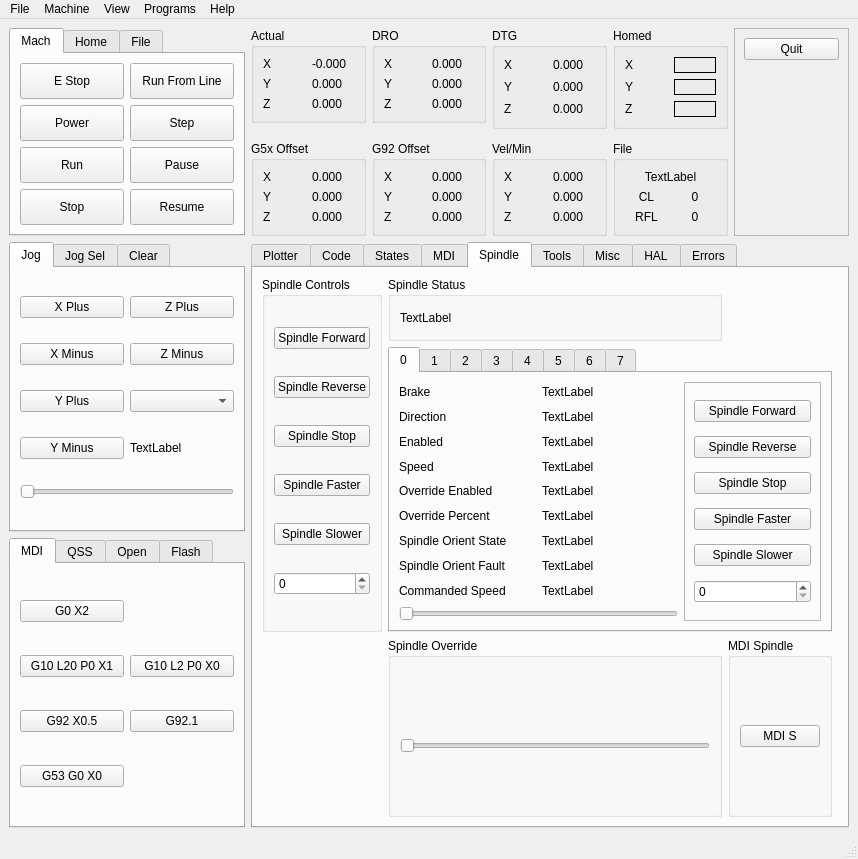
Before: the Qt Designer form examples/testgui/multi-spindle.ui in jethornton/flexgui, drawn with Qt 5.
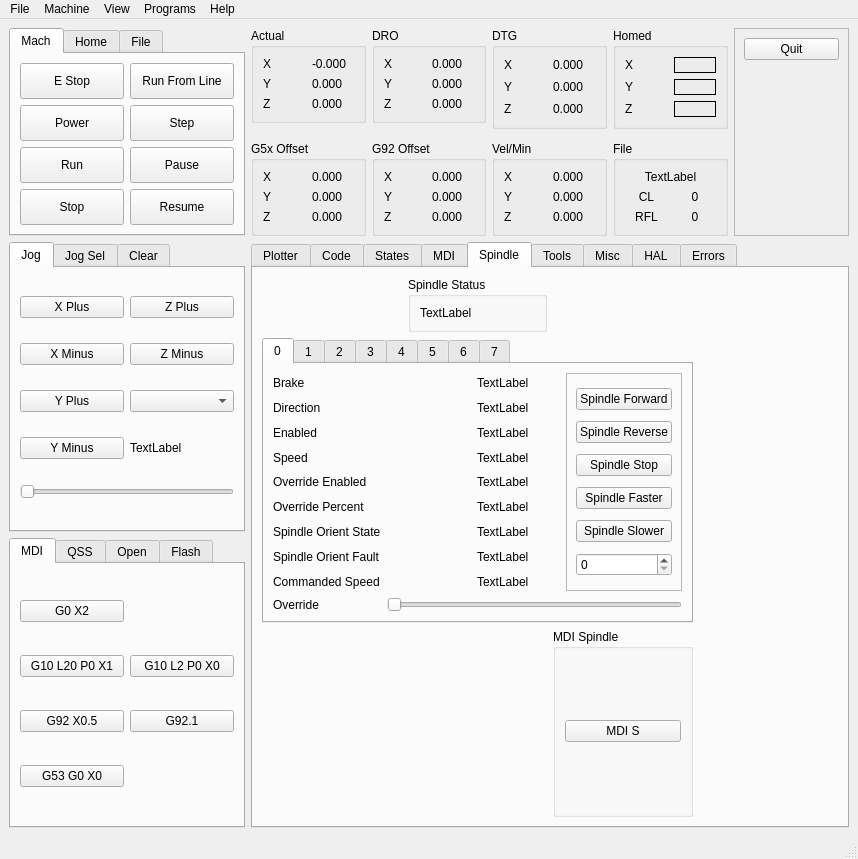
After: the same form once the commit is applied.

The edit to the form file:
```diff
--- a/examples/testgui/multi-spindle.ui
+++ b/examples/testgui/multi-spindle.ui
@@ -853,53 +853,6 @@
           </property>
          </spacer>
         </item>
-        <item row="0" column="0" rowspan="3">
-         <widget class="QGroupBox" name="groupBox_17">
-          <property name="title">
-           <string>Spindle Controls</string>
-          </property>
-          <layout class="QVBoxLayout" name="verticalLayout_8">
-           <item>
-            <widget class="QPushButton" name="spindle_fwd_pb">
-             <property name="text">
-              <string>Spindle Forward</string>
-             </property>
-            </widget>
-           </item>
-           <item>
-            <widget class="QPushButton" name="spindle_rev_pb">
-             <property name="text">
-              <string>Spindle Reverse</string>
-             </property>
-            </widget>
-           </item>
-           <item>
-            <widget class="QPushButton" name="spindle_stop_pb">
-             <property name="text">
-              <string>Spindle Stop</string>
-             </property>
-            </widget>
-           </item>
-           <item>
-            <widget class="QPushButton" name="spindle_plus_pb">
-             <property name="text">
-              <string>Spindle Faster</string>
-             </property>
-            </widget>
-           </item>
-           <item>
-            <widget class="QPushButton" name="spindle_minus_pb">
-             <property name="text">
-              <string>Spindle Slower</string>
-             </property>
-            </widget>
-           </item>
-           <item>
-            <widget class="QSpinBox" name="spindle_speed_sb"/>
-           </item>
-          </layout>
-         </widget>
-        </item>
         <item row="0" column="1">
          <widget class="QGroupBox" name="groupBox_18">
           <property name="title">
@@ -916,35 +869,6 @@
           </layout>
          </widget>
         </item>
-        <item row="3" column="1">
-         <widget class="QGroupBox" name="groupBox_19">
-          <property name="title">
-           <string>Spindle Override</string>
-          </property>
-          <layout class="QGridLayout" name="gridLayout_28">
-           <item row="0" column="0">
-            <spacer name="horizontalSpacer_5">
-             <property name="orientation">
-              <enum>Qt::Horizontal</enum>
-             </property>
-             <property name="sizeHint" stdset="0">
-              <size>
-               <width>40</width>
-               <height>20</height>
-              </size>
-             </property>
-            </spacer>
-           </item>
-           <item row="1" column="0" colspan="2">
-            <widget class="QSlider" name="spindle_override_sl">
-             <property name="orientation">
-              <enum>Qt::Horizontal</enum>
-             </property>
-            </widget>
-           </item>
-          </layout>
-         </widget>
-        </item>
         <item row="0" column="2" colspan="2">
          <spacer name="horizontalSpacer_4">
           <property name="orientation">
@@ -974,7 +898,7 @@
           </layout>
          </widget>
         </item>
-        <item row="1" column="1" rowspan="2" colspan="2">
+        <item row="1" column="0" rowspan="2" colspan="3">
          <widget class="QTabWidget" name="tabWidget_31">
           <property name="currentIndex">
            <number>0</number>
@@ -984,10 +908,80 @@
             <string>0</string>
            </attribute>
            <layout class="QGridLayout" name="gridLayout_34">
-            <item row="6" column="0">
-             <widget class="QLabel" name="label_112">
+            <item row="8" column="2">
+             <widget class="QLabel" name="spindle_cmd_speed_0_lb">
               <property name="text">
-               <string>Spindle Orient State</string>
+               <string>TextLabel</string>
+              </property>
+             </widget>
+            </item>
+            <item row="0" column="2">
+             <widget class="QLabel" name="spindle_brake_0_lb">
+              <property name="text">
+               <string>TextLabel</string>
+              </property>
+             </widget>
+            </item>
+            <item row="1" column="2">
+             <widget class="QLabel" name="spindle_direction_0_lb">
+              <property name="text">
+               <string>TextLabel</string>
+              </property>
+             </widget>
+            </item>
+            <item row="4" column="2">
+             <widget class="QLabel" name="spindle_override_enabled_0_lb">
+              <property name="text">
+               <string>TextLabel</string>
+              </property>
+             </widget>
+            </item>
+            <item row="5" column="2">
+             <widget class="QLabel" name="spindle_override_0_lb">
+              <property name="text">
+               <string>TextLabel</string>
+              </property>
+             </widget>
+            </item>
+            <item row="6" column="2">
+             <widget class="QLabel" name="spindle_orient_state_0_lb">
+              <property name="text">
+               <string>TextLabel</string>
+              </property>
+             </widget>
+            </item>
+            <item row="7" column="2">
+             <widget class="QLabel" name="spindle_orient_fault_0_lb">
+              <property name="text">
+               <string>TextLabel</string>
+              </property>
+             </widget>
+            </item>
+            <item row="2" column="2">
+             <widget class="QLabel" name="spindle_enabled_0_lb">
+              <property name="text">
+               <string>TextLabel</string>
+              </property>
+             </widget>
+            </item>
+            <item row="3" column="2">
+             <widget class="QLabel" name="spindle_speed_0_lb">
+              <property name="text">
+               <string>TextLabel</string>
+              </property>
+             </widget>
+            </item>
+            <item row="9" column="0">
+             <widget class="QLabel" name="label_69">
+              <property name="text">
+               <string>Override</string>
+              </property>
+             </widget>
+            </item>
+            <item row="8" column="0">
+             <widget class="QLabel" name="label_61">
+              <property name="text">
+               <string>Commanded Speed</string>
               </property>
              </widget>
             </item>
@@ -998,10 +992,10 @@
               </property>
              </widget>
             </item>
-            <item row="2" column="1">
-             <widget class="QLabel" name="spindle_enabled_0_lb">
+            <item row="6" column="0">
+             <widget class="QLabel" name="label_112">
               <property name="text">
-               <string>TextLabel</string>
+               <string>Spindle Orient State</string>
               </property>
              </widget>
             </item>
@@ -1012,7 +1006,42 @@
               </property>
              </widget>
             </item>
-            <item row="0" column="2" rowspan="10">
+            <item row="4" column="0">
+             <widget class="QLabel" name="label_114">
+              <property name="text">
+               <string>Override Enabled</string>
+              </property>
+             </widget>
+            </item>
+            <item row="3" column="0">
+             <widget class="QLabel" name="label_53">
+              <property name="text">
+               <string>Speed</string>
+              </property>
+             </widget>
+            </item>
+            <item row="2" column="0">
+             <widget class="QLabel" name="label_59">
+              <property name="text">
+               <string>Enabled</string>
+              </property>
+             </widget>
+            </item>
+            <item row="1" column="0">
+             <widget class="QLabel" name="label_58">
+              <property name="text">
+               <string>Direction</string>
+              </property>
+             </widget>
+            </item>
+            <item row="0" column="0">
+             <widget class="QLabel" name="label_57">
+              <property name="text">
+               <string>Brake</string>
+              </property>
+             </widget>
+            </item>
+            <item row="0" column="3" rowspan="9">
              <widget class="QFrame" name="frame_2">
               <property name="frameShape">
                <enum>QFrame::StyledPanel</enum>
@@ -1062,84 +1091,7 @@
               </layout>
              </widget>
             </item>
-            <item row="7" column="1">
-             <widget class="QLabel" name="spindle_orient_fault_0_lb">
-              <property name="text">
-               <string>TextLabel</string>
-              </property>
-             </widget>
-            </item>
-            <item row="0" column="1">
-             <widget class="QLabel" name="spindle_brake_0_lb">
-              <property name="text">
-               <string>TextLabel</string>
-              </property>
-             </widget>
-            </item>
-            <item row="4" column="0">
-             <widget class="QLabel" name="label_114">
-              <property name="text">
-               <string>Override Enabled</string>
-              </property>
-             </widget>
-            </item>
-            <item row="3" column="0">
-             <widget class="QLabel" name="label_53">
-              <property name="text">
-               <string>Speed</string>
-              </property>
-             </widget>
-            </item>
-            <item row="0" column="0">
-             <widget class="QLabel" name="label_57">
-              <property name="text">
-               <string>Brake</string>
-              </property>
-             </widget>
-            </item>
-            <item row="6" column="1">
-             <widget class="QLabel" name="spindle_orient_state_0_lb">
-              <property name="text">
-               <string>TextLabel</string>
-              </property>
-             </widget>
-            </item>
-            <item row="8" column="1">
-             <widget class="QLabel" name="spindle_cmd_speed_0_lb">
-              <property name="text">
-               <string>TextLabel</string>
-              </property>
-             </widget>
-            </item>
-            <item row="1" column="0">
-             <widget class="QLabel" name="label_58">
-              <property name="text">
-               <string>Direction</string>
-              </property>
-             </widget>
-            </item>
-            <item row="5" column="1">
-             <widget class="QLabel" name="spindle_override_0_lb">
-              <property name="text">
-               <string>TextLabel</string>
-              </property>
-             </widget>
-            </item>
-            <item row="1" column="1">
-             <widget class="QLabel" name="spindle_direction_0_lb">
-              <property name="text">
-               <string>TextLabel</string>
-              </property>
-             </widget>
-            </item>
-            <item row="8" column="0">
-             <widget class="QLabel" name="label_61">
-              <property name="text">
-               <string>Commanded Speed</string>
-              </property>
-             </widget>
-            </item>
-            <item row="9" column="0" colspan="2">
+            <item row="9" column="1" colspan="3">
              <widget class="QSlider" name="spindle_override_0_sl">
               <property name="maximum">
                <number>100</number>
@@ -1149,27 +1101,6 @@
               </property>
              </widget>
             </item>
-            <item row="3" column="1">
-             <widget class="QLabel" name="spindle_speed_0_lb">
-              <property name="text">
-               <string>TextLabel</string>
-              </property>
-             </widget>
-            </item>
-            <item row="4" column="1">
-             <widget class="QLabel" name="spindle_override_enabled_0_lb">
-              <property name="text">
-               <string>TextLabel</string>
-              </property>
-             </widget>
-            </item>
-            <item row="2" column="0">
-             <widget class="QLabel" name="label_59">
-              <property name="text">
-               <string>Enabled</string>
-              </property>
-             </widget>
-            </item>
            </layout>
           </widget>
           <widget class="QWidget" name="tab_19">
```
